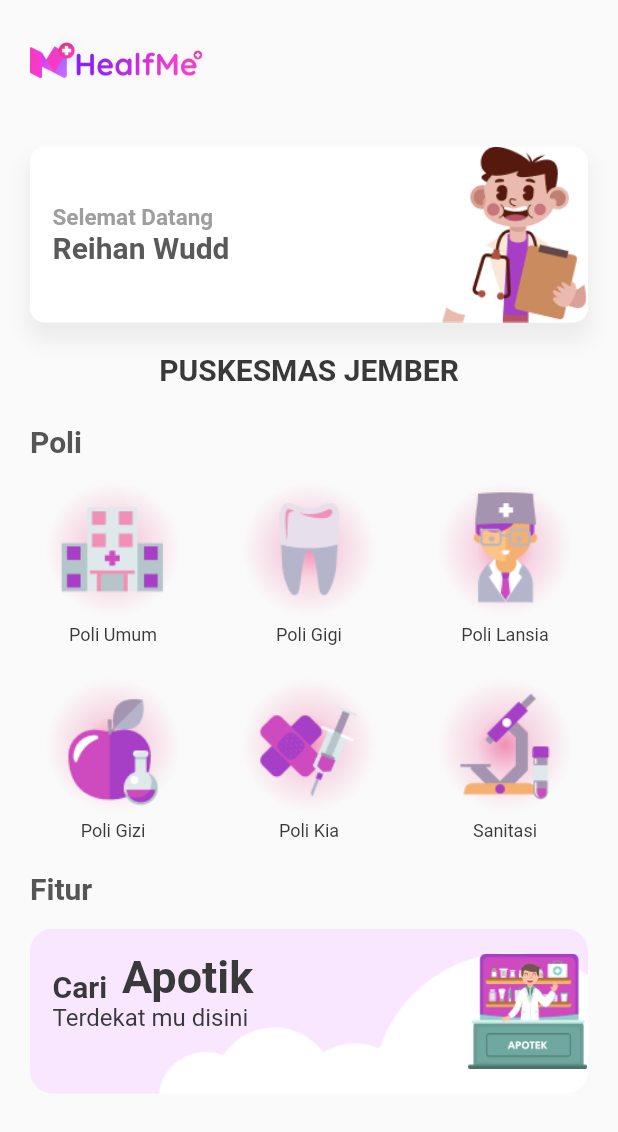
After one commit to ninkyuwudd/healfme_project, a Flutter app: the Homepage screen opened by its route, on a phone screen of 412 x 824 dp. The commit adds this screen. Shown: the top 1132 px of the screen. Run offline on Flutter 3.47's test engine with Material 2 defaults, Android fonts, the phone set to English and light mode, and no system bars; our stand-ins replace cloud_firestore, email_validator, firebase_core; accounts and stored records are empty.

Commit message:
add homepage

```diff
--- a/lib/main.dart
+++ b/lib/main.dart
@@ -2,8 +2,10 @@ import 'package:firebase_core/firebase_core.dart';
 import 'package:flutter/material.dart';
 import 'package:healthproject/colors.dart';
 import 'package:healthproject/provider/user_repo.dart';
+import 'package:healthproject/screen/homepage.dart';
 import 'package:healthproject/screen/login_page.dart';
 import 'package:healthproject/screen/register_page.dart';
+import 'package:healthproject/screen/splash_page.dart';
 import 'package:provider/provider.dart';
 import 'firebase_options.dart';
 
@@ -27,10 +29,16 @@ class MyApp extends StatelessWidget {
         debugShowCheckedModeBanner: false,
         title: 'Health',
         theme: ThemeData(
+          textTheme: TextTheme(
+
+            bodyMedium: TextStyle(fontSize: 20,fontWeight: FontWeight.bold,color: Color.fromARGB(255, 57, 57, 57))
+          ),
           primarySwatch: primary,
         ),
-        home: LoginPage(),
+        home: SplashScreen(),
         routes: {
+          Homepage.routename : (context) => Homepage(),
+          LoginPage.routename : (context) => LoginPage(),
           RegisterPage.routename: (context) => RegisterPage(),
         },
       ),
--- /dev/null
+++ b/lib/screen/homepage.dart
@@ -0,0 +1,145 @@
+import 'package:flutter/material.dart';
+import 'package:healthproject/widget/homepage/icon_grid.dart';
+import 'package:healthproject/widget/homepage/profile_card.dart';
+
+class Homepage extends StatefulWidget {
+  static const routename = "/homepage";
+  const Homepage({super.key});
+
+  @override
+  State<Homepage> createState() => _HomepageState();
+}
+
+class _HomepageState extends State<Homepage> {
+  @override
+  Widget build(BuildContext context) {
+    return SafeArea(
+      child: Scaffold(
+        body: SingleChildScrollView(
+          child: Container(
+            // width: MediaQuery.of(context).size.width,
+            margin: EdgeInsets.all(20),
+            child: Column(
+              crossAxisAlignment: CrossAxisAlignment.start,
+              children: [
+                Row(
+                  children: [
+                    Image(
+                      image: AssetImage("images/logodaftar.png"),
+                      width: 120,
+                    )
+                  ],
+                ),
+                SizedBox(
+                  height: 40,
+                ),
+                ProfileCardHome(name: "Reihan Wudd"),
+                SizedBox(
+                  height: 20,
+                ),
+                Center(
+                  child: Text("PUSKESMAS JEMBER"),
+                ),
+                SizedBox(
+                  height: 25,
+                ),
+                Text(
+                  "Poli",
+                  style: TextStyle(color: Color.fromARGB(255, 85, 85, 85)),
+                ),
+                SizedBox(
+                  height: 15,
+                ),
+                SizedBox(
+                  height: 250,
+                  child: GridView.count(
+                    physics: NeverScrollableScrollPhysics(),
+                    crossAxisCount: 3,
+                    crossAxisSpacing: 20,
+                    mainAxisSpacing: 20,
+                    children: [
+                      IconGrid(
+                        img: "pumum",
+                        poli: "Poli Umum",
+                      ),
+                      IconGrid(img: "pgigi", poli: "Poli Gigi"),
+                      IconGrid(img: "plansia", poli: "Poli Lansia"),
+                      IconGrid(
+                        img: "pgizi",
+                        poli: "Poli Gizi",
+                      ),
+                      IconGrid(
+                        img: "pkia",
+                        poli: "Poli Kia",
+                      ),
+                      IconGrid(
+                        img: "sanitasi",
+                        poli: "Sanitasi",
+                      ),
+                    ],
+                  ),
+                ),
+                SizedBox(
+                  height: 10,
+                ),
+                Text(
+                  "Fitur",
+                  style: TextStyle(color: Color.fromARGB(255, 85, 85, 85)),
+                ),
+                SizedBox(
+                  height: 15,
+                ),
+                GestureDetector(
+                  child: Container(
+                    height: 110,
+                    decoration: BoxDecoration(
+                        borderRadius: BorderRadius.circular(15),
+                        image: DecorationImage(
+
+                            image: AssetImage("images/bg_card_home.png"),
+                            fit: BoxFit.cover)),
+                    child: Row(
+                      children: [
+                        Container(
+                          margin: EdgeInsets.only(left: 15, top: 15),
+                          child: Column(
+                            crossAxisAlignment: CrossAxisAlignment.start,
+                            children: [
+                              Row(
+                                crossAxisAlignment: CrossAxisAlignment.end,
+                                children: [
+                                  Text("Cari "),
+                                  SizedBox(
+                                    width: 5,
+                                  ),
+                                  Text(
+                                    "Apotik",
+                                    style: TextStyle(fontSize: 30),
+                                  ),
+                                ],
+                              ),
+                              Text(
+                                "Terdekat mu disini",
+                                style: TextStyle(
+                                    fontSize: 16, fontWeight: FontWeight.normal),
+                              ),
+                            ],
+                          ),
+                        ),
+                        Spacer(),
+                        Image(image: AssetImage("images/apotek.png"),width: 80,)
+                      ],
+                    ),
+                  ),
+                ),
+                SizedBox(
+                  height: 15,
+                )
+              ],
+            ),
+          ),
+        ),
+      ),
+    );
+  }
+}
--- a/lib/screen/login_page.dart
+++ b/lib/screen/login_page.dart
@@ -179,10 +179,7 @@ class _LoginPageState extends State<LoginPage> {
                                   print(usersitem[i].username);
                                   if (username.text == usersitem[i].username &&
                                       password.text == usersitem[i].password) {
-                                    // Navigator.push(
-                                    //     context,
-                                    //     MaterialPageRoute(
-                                    //         builder: (context) => BottomNavbar(idx: i,)));
+                                  Navigator.pushReplacementNamed(context, "/homepage");
                                     notallowedalert = false;
                                     break;
                                   } else {
--- a/lib/screen/splash_page.dart
+++ b/lib/screen/splash_page.dart
@@ -2,19 +2,32 @@ import 'package:flutter/material.dart';
 
 
 class SplashScreen extends StatelessWidget {
-  const SplashScreen({super.key});
+  static const routename = "/splash";
+  // SplashScreen({super.key});
 
   @override
   Widget build(BuildContext context) {
-    return Scaffold(
-      body: Container(
-        child: Column(
-          children: [
-            Text("Welcome To HealfMe"),
-            // Image(image: AssetImage(assetName)),
-            ElevatedButton(onPressed: (){}, child: Text("Lest get started"))
+    return SafeArea(
+      child: Scaffold(
+        body: Container(
+          margin: EdgeInsets.all(15),
+          width: MediaQuery.of(context).size.width,
+          child: Column(
 
-          ],
+            crossAxisAlignment: CrossAxisAlignment.center,
+            children: [
+              Image(image: AssetImage("images/logo.png"),width: 80,),
+              SizedBox(height: MediaQuery.of(context).size.height /8,),
+              Image(image: AssetImage("images/splash.png"),width: 250,),
+              SizedBox(height: 20,),
+              Text("WELCOME",),
+              Spacer(),
+              ElevatedButton(onPressed: (){
+                Navigator.pushReplacementNamed(context, "/login");
+              }, child: Text("Lest get started")),
+
+            ],
+          ),
         ),
       ),
     );
--- /dev/null
+++ b/lib/widget/homepage/icon_grid.dart
@@ -0,0 +1,23 @@
+import 'package:flutter/material.dart';
+
+
+class IconGrid extends StatelessWidget {
+  final String img;
+  final String poli;
+  IconGrid({required this.img,required this.poli});
+
+  @override
+  Widget build(BuildContext context) {
+    return GestureDetector(
+      child: Container(
+        child: Column(
+          children: [
+            Image(image: AssetImage("images/$img.png"),width: 90,),
+            SizedBox(height: 5,),
+            Expanded(child: Text("$poli",style: TextStyle(fontSize: 12,fontWeight: FontWeight.normal),))
+          ],
+        ),
+      ),
+    );
+  }
+}
--- /dev/null
+++ b/lib/widget/homepage/profile_card.dart
@@ -0,0 +1,43 @@
+import 'package:flutter/material.dart';
+
+class ProfileCardHome extends StatelessWidget {
+  final String name;
+  ProfileCardHome({required this.name});
+
+  @override
+  Widget build(BuildContext context) {
+    return Container(
+      decoration: BoxDecoration(color: Colors.white,
+      borderRadius: BorderRadius.circular(10),
+      boxShadow: [
+        BoxShadow(
+            color: Color.fromARGB(14, 0, 0, 0),
+            spreadRadius: 2,
+            blurRadius: 10,
+            offset: Offset(0, 10))
+      ]),
+      child: Row(
+        children: [
+          Container(
+            margin: EdgeInsets.only(left: 15),
+            child: Column(
+              crossAxisAlignment: CrossAxisAlignment.start,
+              children: [
+                Text(
+                  "Selemat Datang",
+                  style: TextStyle(fontSize: 15, color: Colors.grey),
+                ),
+                Text(name,style: TextStyle(color: Color.fromARGB(255, 89, 89, 89)),),
+              ],
+            ),
+          ),
+          Spacer(),
+          Image(
+            image: AssetImage("images/img_profile_home.png"),
+            width: 100,
+          )
+        ],
+      ),
+    );
+  }
+}
```
Also changed, not shown: images/apotek.png (added), images/bg_card_home.png (added), images/img_profile_home.png (added), images/logo.png (added), images/logodaftar.png (added), images/pgigi.png (added), images/pgizi.png (added), images/pkia.png (added), images/plansia.png (added), images/pumum.png (added), images/sanitasi.png (added), images/splash.png (added).
